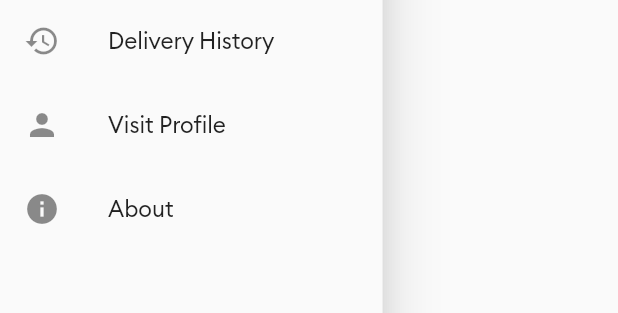
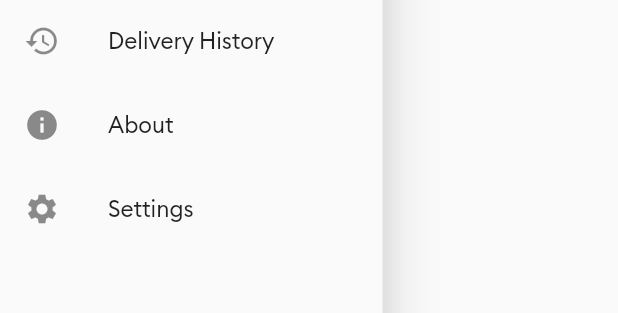
Before and after one commit to MimiBoo/Wasseli, a Flutter app: the CustomDrawer widget shown alone on an empty page, opened directly with empty values, on a phone screen of 412 x 824 dp. Shown: the part 261-574 px from the top of the screen. Run offline on Flutter 3.47's test engine with Material 2 defaults, Android fonts, the phone set to English and light mode, and no system bars; our stand-ins replace animated_text_kit, firebase_auth, firebase_core, firebase_database, fluttertoast, font_awesome_flutter and 3 more; missing offline and left inert: flutter_geofire, flutter_polyline_points; accounts and stored records are empty.

Commit message:
fixed history bugs

```diff
--- a/lib/Helpers/helperMethods.dart
+++ b/lib/Helpers/helperMethods.dart
@@ -62,7 +62,7 @@ class HelperMethods {
   }
 
   static int calculateFares(DirectionDetails directionDetails) {
-    var distence = directionDetails.durationValue;
+    var distence = directionDetails.distanceValue;
     if (distence <= 10000) {
       return 500;
     } else if (distence <= 20000 && distence >= 10000) {
--- a/lib/Screens/login.dart
+++ b/lib/Screens/login.dart
@@ -108,7 +108,7 @@ class LoginScreen extends StatelessWidget {
                           'Email address not valid',
                           context,
                         );
-                      } else if (passwordCtrl.text.length < 7) {
+                      } else if (passwordCtrl.text.length <= 6) {
                         displayToatMessage(
                           'Password must be at least 6 characters long',
                           context,
@@ -184,8 +184,8 @@ class LoginScreen extends StatelessWidget {
           Navigator.pushNamedAndRemoveUntil(context, HomeScreen.idScreen, (route) => false);
           displayToatMessage('Logged In', context);
         } else {
+          _firebaseAuth.signOut();
           Navigator.pop(context);
-          _firebaseAuth.signOut();
           displayToatMessage('No record exists for this user, Please create new account', context);
         }
       });
--- a/lib/Screens/rating.dart
+++ b/lib/Screens/rating.dart
@@ -4,9 +4,9 @@ import 'package:smooth_star_rating/smooth_star_rating.dart';
 import 'package:wasseli/config.dart';
 
 class RatingScreen extends StatefulWidget {
-  final String driverId;
+  final String driverId, rideId;
 
-  const RatingScreen({this.driverId});
+  const RatingScreen({this.driverId, this.rideId});
 
   @override
   _RatingScreenState createState() => _RatingScreenState();
@@ -93,6 +93,7 @@ class _RatingScreenState extends State<RatingScreen> {
                       child: GestureDetector(
                         onTap: () {
                           DatabaseReference driverRatingRef = FirebaseDatabase.instance.reference().child('drivers').child(widget.driverId).child('ratings');
+                          DatabaseReference requestRef = FirebaseDatabase.instance.reference().child('rides').child(widget.rideId).child('rating');
                           driverRatingRef.once().then((DataSnapshot snap) {
                             if (snap.value != null) {
                               double oldRating = snap.value;
@@ -102,6 +103,7 @@ class _RatingScreenState extends State<RatingScreen> {
                               driverRatingRef.set(starCounter);
                             }
                           });
+                          requestRef.set(starCounter);
                           Navigator.pop(context);
                         },
                         child: Container(
--- a/lib/Widgets/customDrawer.dart
+++ b/lib/Widgets/customDrawer.dart
@@ -61,10 +61,7 @@ class CustomDrawer extends StatelessWidget {
               leading: Icon(Icons.history),
               title: Text('Delivery History', style: TextStyle(fontSize: 15)),
             ),
-            ListTile(
-              leading: Icon(Icons.person),
-              title: Text('Visit Profile', style: TextStyle(fontSize: 15)),
-            ),
+
             GestureDetector(
               onTap: () {
                 showDialog(
@@ -79,9 +76,14 @@ class CustomDrawer extends StatelessWidget {
                 title: Text('About', style: TextStyle(fontSize: 15)),
               ),
             ),
+            ListTile(
+              leading: Icon(Icons.settings),
+              title: Text('Settings', style: TextStyle(fontSize: 15)),
+            ),
             Expanded(
               child: Container(),
             ),
+
             GestureDetector(
               onTap: () {
                 FirebaseAuth.instance.signOut();
--- a/lib/routes/custom_router.dart
+++ b/lib/routes/custom_router.dart
@@ -20,7 +20,6 @@ class CustomRouter {
       case ProfilePage.idScreen:
         return MaterialPageRoute(builder: (BuildContext context) => ProfilePage());
     }
-
     return MaterialPageRoute(builder: (BuildContext context) => LoginScreen());
   }
 }
```
Also changed, not shown: lib/Screens/home.dart (+11 -1 lines).
